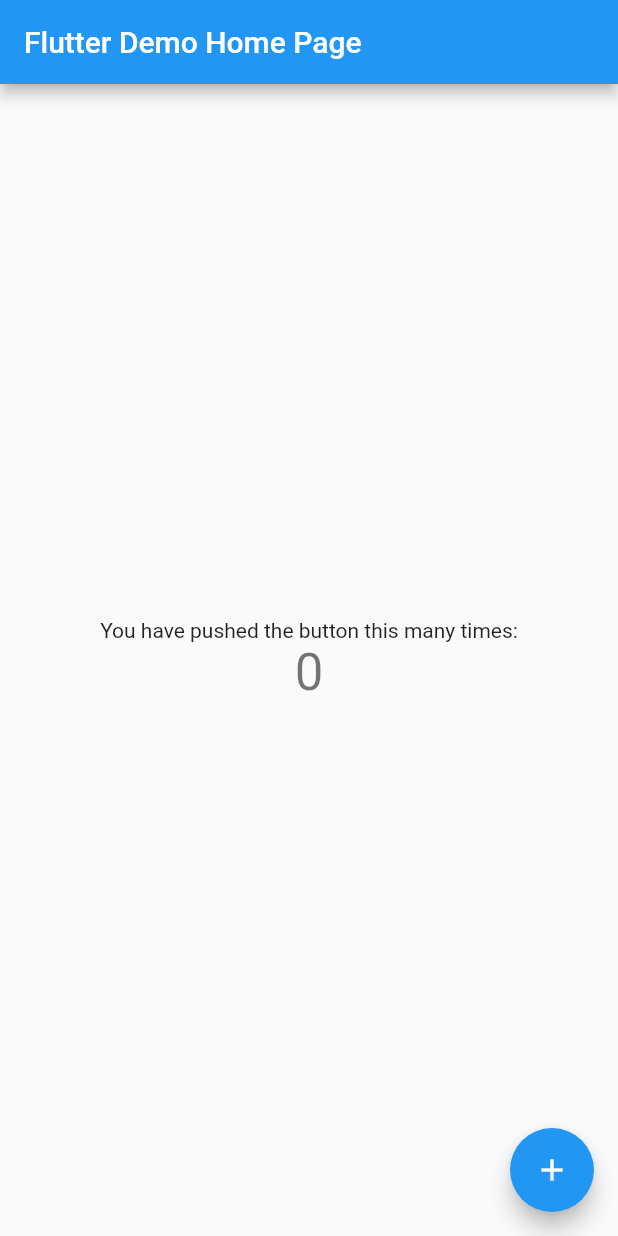
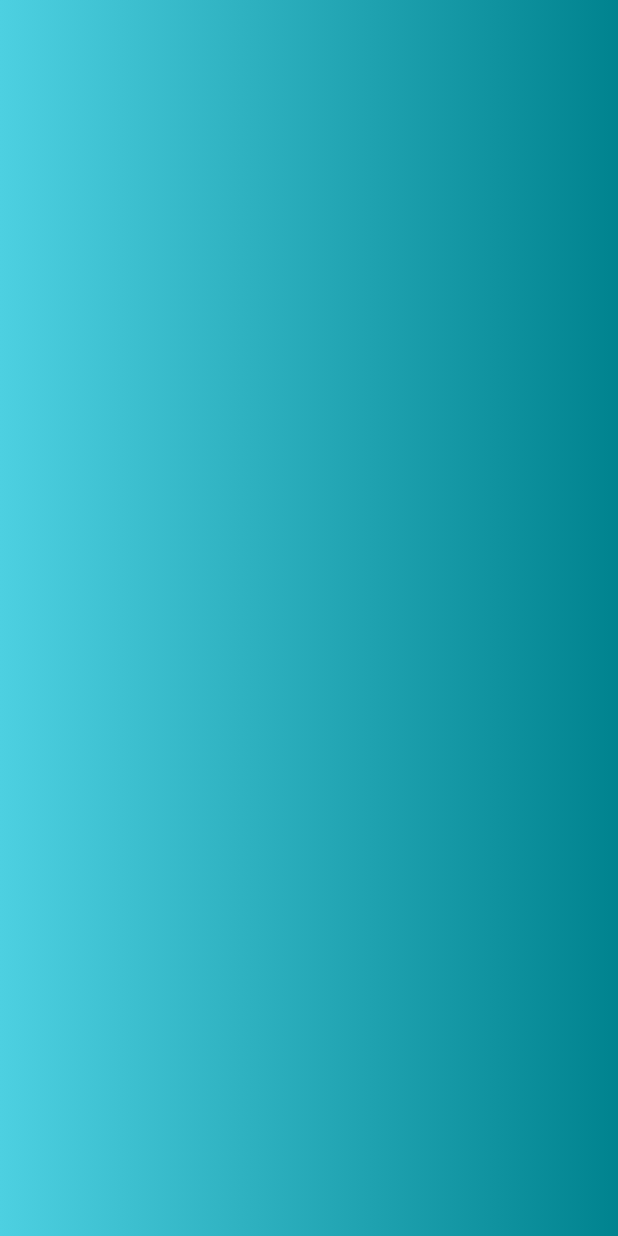
Before and after one commit to virkinia/flutter_final_project, a Flutter app: the screen it shows after launch, on a phone screen of 412 x 824 dp. Run offline on Flutter 3.47's test engine with Material 2 defaults, Android fonts, the phone set to English and light mode, and no system bars.

Commit message:
New screen with gradient

```diff
--- a/lib/main.dart
+++ b/lib/main.dart
@@ -1,4 +1,5 @@
 import 'package:flutter/material.dart';
+import 'package:flutter_project/screens/login_screen.dart';
 
 void main() => runApp(MyApp());
 
@@ -9,18 +10,25 @@ class MyApp extends StatelessWidget {
     return MaterialApp(
       title: 'Flutter Demo',
       theme: ThemeData(
-        // This is the theme of your application.
-        //
-        // Try running your application with "flutter run". You'll see the
-        // application has a blue toolbar. Then, without quitting the app, try
-        // changing the primarySwatch below to Colors.green and then invoke
-        // "hot reload" (press "r" in the console where you ran "flutter run",
-        // or simply save your changes to "hot reload" in a Flutter IDE).
-        // Notice that the counter didn't reset back to zero; the application
-        // is not restarted.
-        primarySwatch: Colors.blue,
+        brightness: Brightness.light,
+        primaryColor: Colors.cyan,
+        accentColor: Colors.cyan[300],
+        accentIconTheme: IconThemeData(
+          color: Colors.white,
+        ),
+        appBarTheme: AppBarTheme(
+            textTheme:
+                TextTheme(title: TextStyle(color: Colors.white, fontSize: 22)),
+            iconTheme: IconThemeData(color: Colors.white)),
       ),
-      home: MyHomePage(title: 'Flutter Demo Home Page'),
+      onGenerateRoute: (RouteSettings settings) {
+        return MaterialPageRoute(builder: (BuildContext context) {
+          switch (settings.name) {
+            case "/":
+              return LoginScreen();
+          }
+        });
+      },
     );
   }
 }
--- /dev/null
+++ b/lib/screens/login_screen.dart
@@ -0,0 +1,25 @@
+import 'package:flutter/material.dart';
+
+class LoginScreen extends StatefulWidget {
+  LoginScreen({Key key}) : super(key: key);
+
+  _LoginScreenState createState() => _LoginScreenState();
+}
+
+class _LoginScreenState extends State<LoginScreen> {
+  @override
+  Widget build(BuildContext context) {
+    return Scaffold(
+        body: Stack(
+      children: <Widget>[
+        Container(
+          width: double.infinity,
+          decoration: BoxDecoration(
+            gradient:
+                LinearGradient(colors: [Colors.cyan[300], Colors.cyan[800]]),
+          ),
+        ),
+      ],
+    ));
+  }
+}
```
